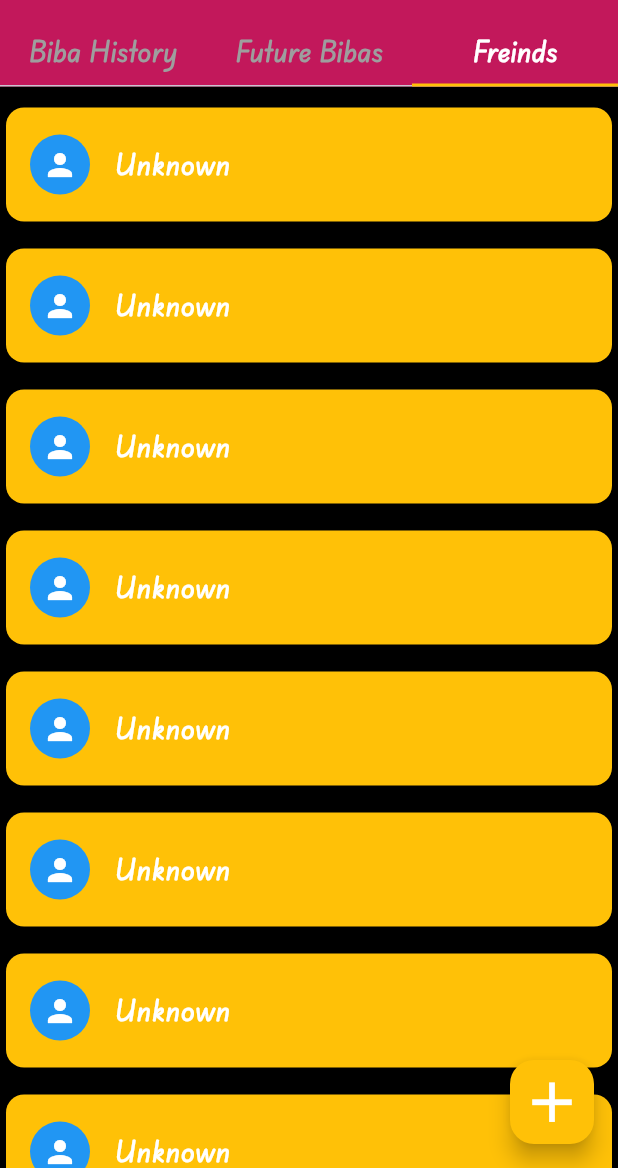
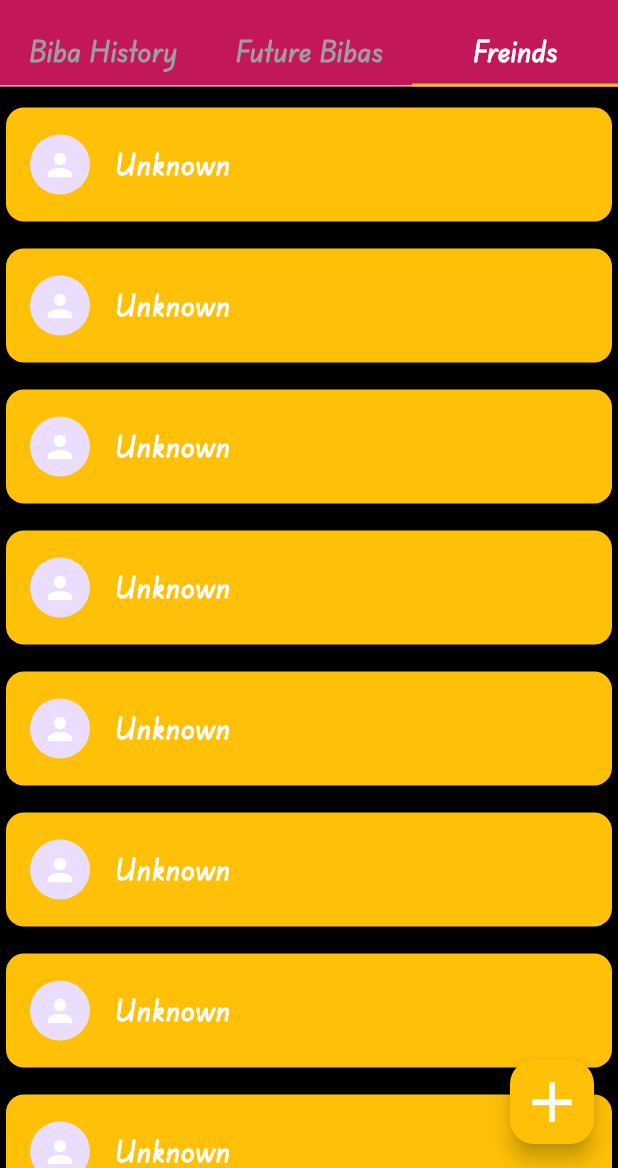
Before and after one commit to Dieto-cmd/kto-na-bibe, a Flutter app: the screen it shows once a user with an empty profile is signed in, tab 3 chosen, on a phone screen of 412 x 824 dp, the part 68-1236 px from its top. Run offline on Flutter 3.47's test engine with Material 3 defaults, Android fonts, the phone set to English and light mode, and no system bars; our stand-ins replace cloud_firestore, firebase_auth, firebase_core, flutter_bloc, flutter_spinkit, google_sign_in; accounts and stored records are empty.

```diff
--- a/lib/repositories/cloud_repository.dart
+++ b/lib/repositories/cloud_repository.dart
@@ -1,13 +1,8 @@
 import 'package:flutter/material.dart';
-import 'package:kto_na_bibe/models/biba_data.dart';
 import 'package:cloud_firestore/cloud_firestore.dart';
 import 'package:kto_na_bibe/models/biba_user.dart';
 
 abstract class CloudRepository {
-  List<CircleAvatar?> getBoundUserAvatars();
-  void bindUser({String? itemId, String? userUid});
-  void unBindUser({String? itemId});
-  List<Item>? getItems();
   Future<void> updateUserData({
     String? name,
     required String? uid,
@@ -17,26 +12,6 @@ abstract class CloudRepository {
 }
 
 class CloudFirestore extends CloudRepository {
-  List<CircleAvatar?> boundUserAvatars = [
-    CircleAvatar(backgroundColor: Colors.blue),
-    null,
-    CircleAvatar(backgroundColor: Colors.amber),
-    CircleAvatar(backgroundColor: Colors.red),
-    null,
-    null,
-  ];
-
-  BibaData data = BibaData(
-    hostId: null,
-    guestsIds: null,
-    items: [
-      Item(itemName: "Speaker", boundUserUid: "1", itemId: "4"),
-      Item(itemName: "Cookies", boundUserUid: null, itemId: "3"),
-      Item(itemName: "Cola", boundUserUid: "3", itemId: "2"),
-      Item(itemName: "Baloons", boundUserUid: "4", itemId: "1"),
-    ],
-  );
-
   final String? uid;
   CloudFirestore({this.uid});
   FirebaseFirestore db = FirebaseFirestore.instance;
@@ -89,34 +64,6 @@ class CloudFirestore extends CloudRepository {
       throw "Error occured";
     }
   }
-
-  @override
-  List<CircleAvatar?> getBoundUserAvatars() {
-    return boundUserAvatars;
-  }
-
-  @override
-  List<Item>? getItems() {
-    return data.items;
-  }
-
-  @override
-  void bindUser({String? itemId, String? userUid}) {
-    for (Item item in data.items ?? []) {
-      if (item.itemId == itemId) {
-        item.boundUserUid = userUid;
-      }
-    }
-  }
-
-  @override
-  void unBindUser({String? itemId}) {
-    for (Item item in data.items ?? []) {
-      if (item.itemId == itemId) {
-        item.boundUserUid = null;
-      }
-    }
-  }
 }
 
 BibaUserData _bibaUserDataFromDocumentSnapshot(DocumentSnapshot doc) {
--- a/lib/screens/app/friends_page.dart
+++ b/lib/screens/app/friends_page.dart
@@ -14,6 +14,9 @@ class FriendsPage extends StatelessWidget {
         body: ListView.builder(
           itemCount: state.friendsList?.length,
           itemBuilder: (context, index) {
+            if (state.friendsList?.length == 0) {
+              return Container();
+            }
             return Padding(
               padding: EdgeInsets.only(top: 10),
               child: Card(
@@ -23,11 +26,12 @@ class FriendsPage extends StatelessWidget {
                   padding: EdgeInsets.symmetric(vertical: 10),
                   child: ListTile(
                     leading: CircleAvatar(
-                      backgroundColor: Colors.blue,
+                      backgroundColor:
+                          state.friendsDataList?[index].avatarBackgroundColor,
                       child: Icon(Icons.person, color: Colors.white),
                     ),
                     title: Text(
-                      state.friendsList?[index] ?? "Unknown",
+                      state.friendsDataList?[index].name ?? "Unknown",
                       style: regularTextStyle,
                     ),
                   ),
--- a/lib/screens/app/home_page.dart
+++ b/lib/screens/app/home_page.dart
@@ -19,6 +19,9 @@ class HomePage extends StatefulWidget {
 class _HomePageState extends State<HomePage> {
   Color? avatarBackgroundColor;
   String? userName;
+  bool dataIsLoaded = false;
+
+
 
   @override
   Widget build(BuildContext context) {
```
Also changed, not shown: lib/cubits/user_cubit.dart (+32 -17 lines), lib/screens/app/item_page.dart (+2 -46 lines).
